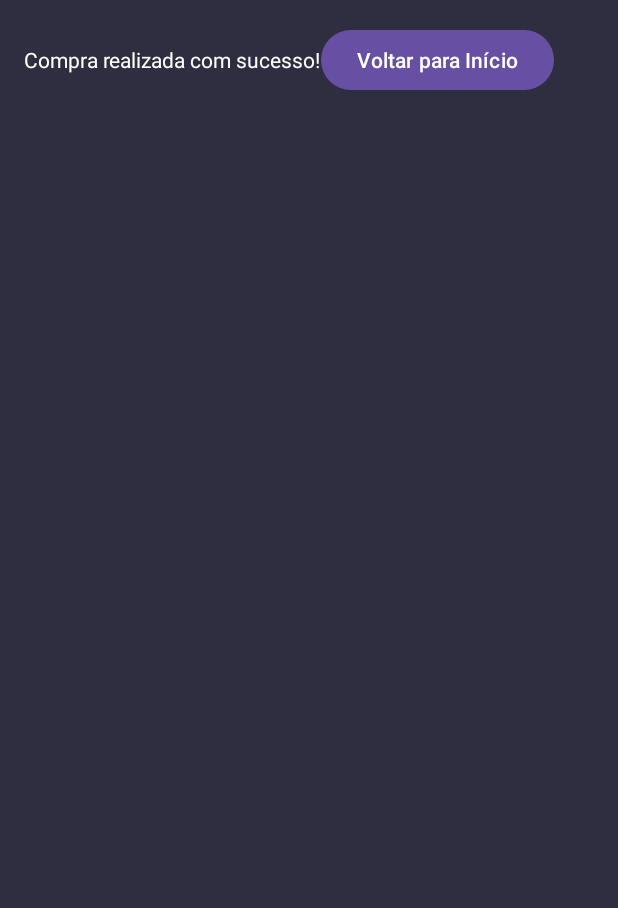
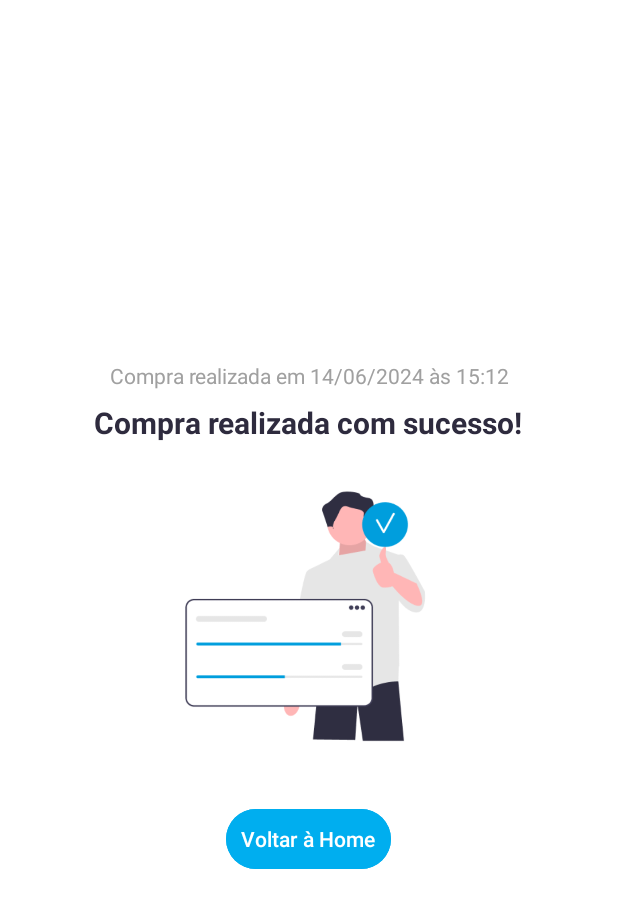
Before and after one commit to PauloMats/WeFit-Challenge-WeMovie, an Android app: the fragment OrderConfirmationFragment shown on its own in the app's theme, on a phone screen of 412 x 824 dp. Shown: the top 908 px of the screen. Run offline under Robolectric (Android 15) with nearby library versions, the phone set to English and light mode, and no system bars.

Commit message:
Fix: Correção de bugs, aplicativo funcionando como deveria

```diff
--- a/app/src/main/res/layout/fragment_order_confirmation.xml
+++ b/app/src/main/res/layout/fragment_order_confirmation.xml
@@ -1,22 +1,54 @@
-<?xml version="1.0" encoding="utf-8"?>
-    <LinearLayout xmlns:android="http://schemas.android.com/apk/res/android"
-        android:orientation="horizontal"
-        android:layout_width="match_parent"
-        android:layout_height="match_parent"
-        android:padding="16dp"
-        android:background="@color/background">
+<LinearLayout
+    xmlns:android="http://schemas.android.com/apk/res/android"
+    android:layout_width="match_parent"
+    android:layout_height="match_parent"
+    android:orientation="vertical"
+    android:gravity="center"
+    android:background="#FFFFFF">
 
-
+    <!-- Data e hora da compra -->
     <TextView
-        android:id="@+id/confirmationMessage"
+        android:id="@+id/purchaseDate"
         android:layout_width="wrap_content"
         android:layout_height="wrap_content"
-        android:textColor="@color/white"
-    android:text="Compra realizada com sucesso!"/>
+        android:text="Compra realizada em 14/06/2024 às 15:12"
+        android:textColor="#A0A0A0"
+        android:textSize="14sp"
+        android:gravity="center"
+        android:paddingBottom="8dp"/>
 
-    <Button
+    <!-- Mensagem de sucesso -->
+    <TextView
+        android:id="@+id/successMessage"
         android:layout_width="wrap_content"
         android:layout_height="wrap_content"
-    android:id="@+id/backToHomeButton"
-    android:text="Voltar para Início"/>
-        </LinearLayout>
+        android:text="Compra realizada com sucesso!"
+        android:textColor="#2E2B3E"
+        android:textSize="20sp"
+        android:textStyle="bold"
+        android:gravity="center"
+        android:paddingBottom="16dp"/>
+
+    <!-- Placeholder para a imagem do homem -->
+    <ImageView
+        android:id="@+id/manImagePlaceholder"
+        android:layout_width="200dp"
+        android:layout_height="200dp"
+        android:layout_gravity="center"
+        android:contentDescription="Imagem de confirmação"
+        android:src="@drawable/img_compra_realizada"
+        android:padding="8dp"/>
+
+    <!-- Botão para Voltar à Home -->
+    <Button
+        android:id="@+id/backToHomeButton"
+        android:layout_width="wrap_content"
+        android:layout_height="wrap_content"
+        android:layout_marginTop="24dp"
+        android:text="Voltar à Home"
+        android:backgroundTint="#00AEEF"
+        android:textColor="#FFFFFF"
+        android:padding="10dp"
+        android:layout_gravity="center"/>
+
+</LinearLayout>
--- a/app/src/main/res/navigation/nav_graph.xml
+++ b/app/src/main/res/navigation/nav_graph.xml
@@ -20,7 +20,7 @@
         android:label="Carrinho" />
 
     <fragment
-        android:id="@+id/orderConfirmationFragment"
+    android:id="@+id/orderConfirmationFragment"
         android:name="com.example.wefit_challenge_wemovie.ui.OrderConfirmationFragment"
         android:label="Compra Realizada" />
 </navigation>
```
Also changed, not shown: app/src/main/java/com/example/wefit_challenge_wemovie/fragment/CarrinhoVazioFragment.kt (added, +22 -0 lines), app/src/main/java/com/example/wefit_challenge_wemovie/ui/CartFragment.kt (+37 -9 lines), app/src/main/java/com/example/wefit_challenge_wemovie/ui/OrderConfirmationFragment.kt (+9 -4 lines), app/src/main/java/com/example/wefit_challenge_wemovie/viewmodel/SharedViwerModel.kt (+13 -0 lines), app/src/main/res/layout/fragment_carrinho_vazio.xml (added, +54 -0 lines), app/src/main/res/layout/fragment_cart.xml (+8 -0 lines), app/src/main/res/drawable/img_carrinho_vazio.png, app/src/main/res/drawable/img_compra_realizada.png (added).
